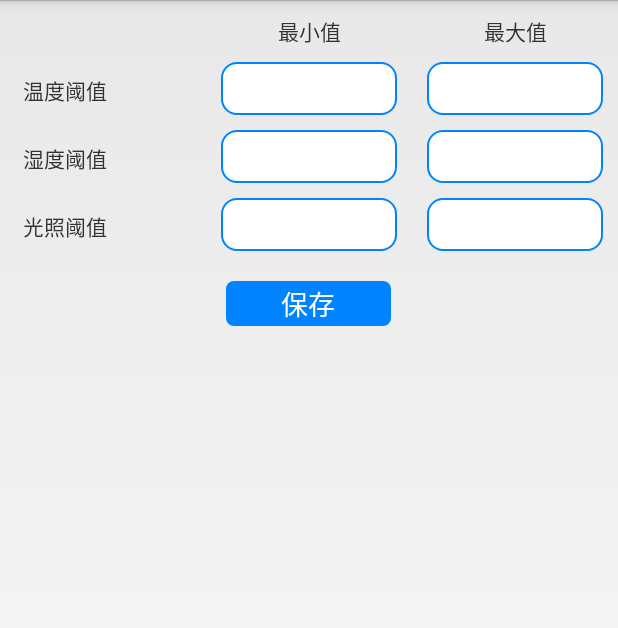
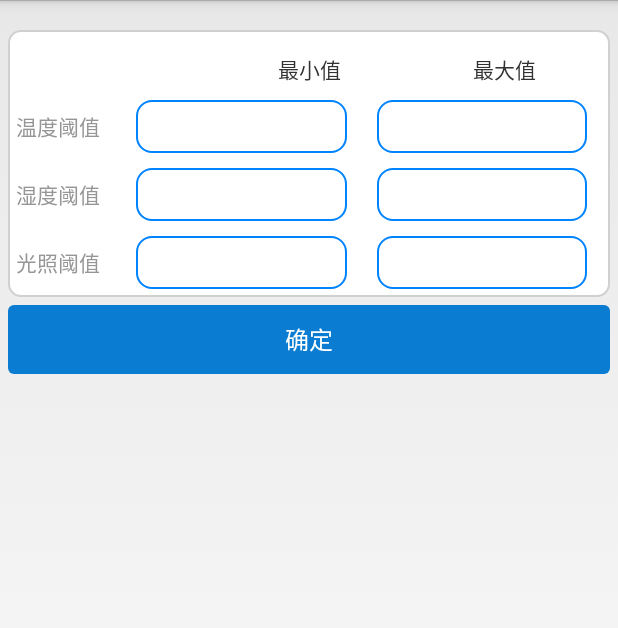
Before and after one commit to webjie/Plant, an Android app: the layout fragment_valueset.xml on its own in the app's theme, with its tools: preview values and no code run, on a phone screen of 412 x 824 dp. Shown: the top 628 px of the screen. Run offline under Robolectric (Android 15) with nearby library versions, the phone set to English and light mode, and no system bars.

```diff
--- a/app/src/main/java/person/jack/plant/fragment/WarnFragment.java
+++ b/app/src/main/java/person/jack/plant/fragment/WarnFragment.java
@@ -41,7 +41,7 @@ public class WarnFragment extends Fragment {
 
         list = warnRecordDao.findAll();
         if (list.size() == 0 || list == null) {
-            Toast.makeText(getContext(),"暂无报警记录",Toast.LENGTH_SHORT).show();
+
         } else {
             adapter = new WarAdapter(getContext(), R.layout.fragment_warn_item, list);
             listView.setAdapter(adapter);
--- a/app/src/main/res/layout/fragment_plantadd.xml
+++ b/app/src/main/res/layout/fragment_plantadd.xml
@@ -61,7 +61,7 @@
         <TextView
             style="@style/csy_row_label"
             android:layout_width="100dp"
-            android:text="名             称" />
+            android:text="名       称" />
         <EditText
             android:id="@+id/et_plantName"
             style="@style/csy_textbox"
--- a/app/src/main/res/layout/fragment_valueset.xml
+++ b/app/src/main/res/layout/fragment_valueset.xml
@@ -7,6 +7,11 @@
         android:layout_height="wrap_content"
         android:orientation="vertical"
         android:layout_gravity="center_vertical"
+        android:background="@drawable/csy_form"
+        android:padding="5dp"
+        android:layout_marginLeft="5dp"
+        android:layout_marginRight="5dp"
+        android:layout_marginTop="20dp"
         >
 
 <LinearLayout
@@ -47,12 +52,8 @@
         >
 
         <TextView
-            android:layout_width="match_parent"
-            android:layout_height="wrap_content"
-            android:layout_weight="1"
             android:text="温度阈值"
-            android:paddingLeft="15dp"
-
+            style="@style/csy_row_label"
             />
 
         <EditText
@@ -61,8 +62,9 @@
             android:layout_height="35dp"
             android:layout_weight="1"
             android:maxLines="1"
-            android:inputType="numberSigned"
-
+            android:inputType="number"
+            android:singleLine="true"
+            android:paddingLeft="5dp"
             android:layout_marginLeft="10dp"
             android:layout_marginRight="10dp"
             android:background="@drawable/edit_back"
@@ -73,6 +75,8 @@
             android:layout_height="35dp"
             android:layout_weight="1"
             android:maxLines="1"
+            android:singleLine="true"
+            android:paddingLeft="5dp"
             android:inputType="number"
             android:layout_marginLeft="10dp"
             android:layout_marginRight="10dp"
@@ -87,11 +91,9 @@
         >
 
         <TextView
-            android:layout_width="match_parent"
-            android:layout_height="wrap_content"
-            android:layout_weight="1"
+            style="@style/csy_row_label"
             android:text="湿度阈值"
-            android:paddingLeft="15dp"
+
             />
 
         <EditText
@@ -100,6 +102,8 @@
             android:layout_height="35dp"
             android:layout_weight="1"
             android:maxLines="1"
+            android:singleLine="true"
+            android:paddingLeft="5dp"
             android:inputType="number"
             android:layout_marginLeft="10dp"
             android:layout_marginRight="10dp"
@@ -111,6 +115,8 @@
             android:layout_height="35dp"
             android:layout_weight="1"
             android:maxLines="1"
+            android:singleLine="true"
+            android:paddingLeft="5dp"
             android:inputType="number"
             android:layout_marginLeft="10dp"
             android:layout_marginRight="10dp"
@@ -125,11 +131,9 @@
         >
 
         <TextView
-            android:layout_width="match_parent"
-            android:layout_height="wrap_content"
-            android:layout_weight="1"
+            style="@style/csy_row_label"
             android:text="光照阈值"
-            android:paddingLeft="15dp"
+
             />
 
         <EditText
@@ -138,6 +142,8 @@
             android:layout_height="35dp"
             android:layout_weight="1"
             android:maxLines="1"
+            android:singleLine="true"
+            android:paddingLeft="5dp"
             android:inputType="number"
             android:layout_marginLeft="10dp"
             android:layout_marginRight="10dp"
@@ -149,6 +155,8 @@
             android:layout_height="35dp"
             android:layout_weight="1"
             android:maxLines="1"
+            android:singleLine="true"
+            android:paddingLeft="5dp"
             android:inputType="number"
             android:layout_marginLeft="10dp"
             android:layout_marginRight="10dp"
@@ -272,22 +280,19 @@
             android:background="@drawable/edit_back"
             />
     </LinearLayout>
-    <LinearLayout
-        android:layout_width="match_parent"
-        android:layout_height="wrap_content"
+    </LinearLayout>
+    <Button
+
+        android:id="@+id/btn_save"
+        android:layout_width="fill_parent"
+        android:layout_height="@dimen/csy_btn_h"
+        android:layout_below="@+id/cx_form"
+        android:layout_margin="@dimen/space_5"
+        android:background="@drawable/csy_btn"
         android:gravity="center"
-        android:layout_marginTop="20dp"
-        >
-        <Button
-            android:layout_width="110dp"
-            android:layout_height="30dp"
-            android:id="@+id/btn_save"
-            android:text="保存"
-            android:textColor="#fff"
-            android:background="@drawable/btn_save_back"
+        android:text="确定"
+        android:textColor="@android:color/white"
+        android:textSize="@dimen/csy_text_ts"
 
-            />
-
-    </LinearLayout>
-    </LinearLayout>
+        />
 </LinearLayout>
```
Also changed, not shown: app/src/main/java/person/jack/plant/fragment/WaterFragment.java (+27 -42 lines), app/src/main/res/layout/fragment_warn.xml (+13 -2 lines).
